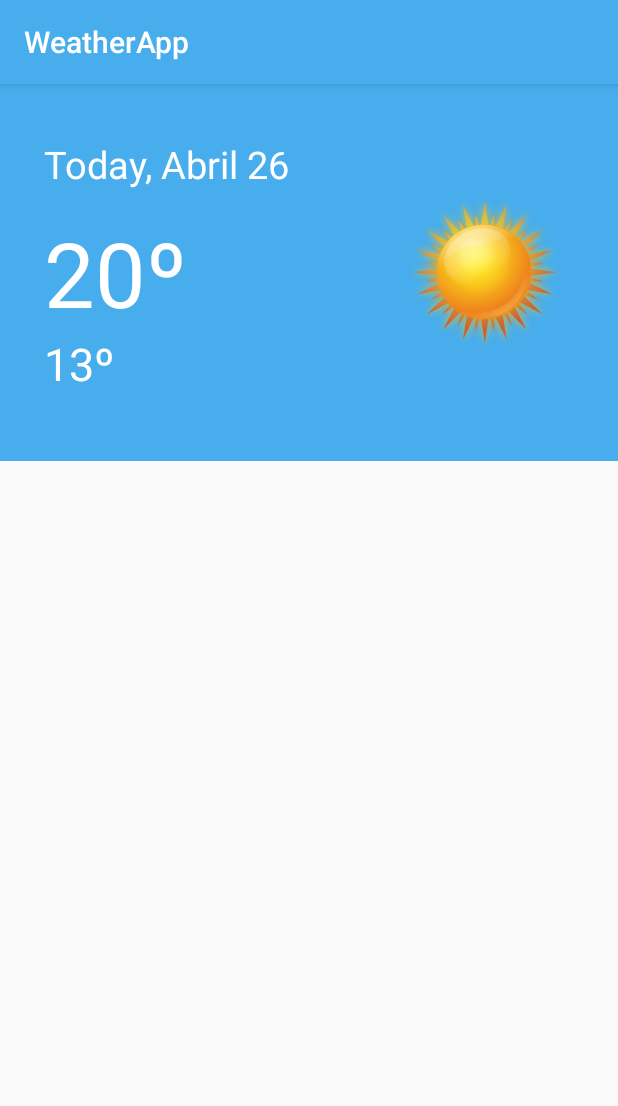
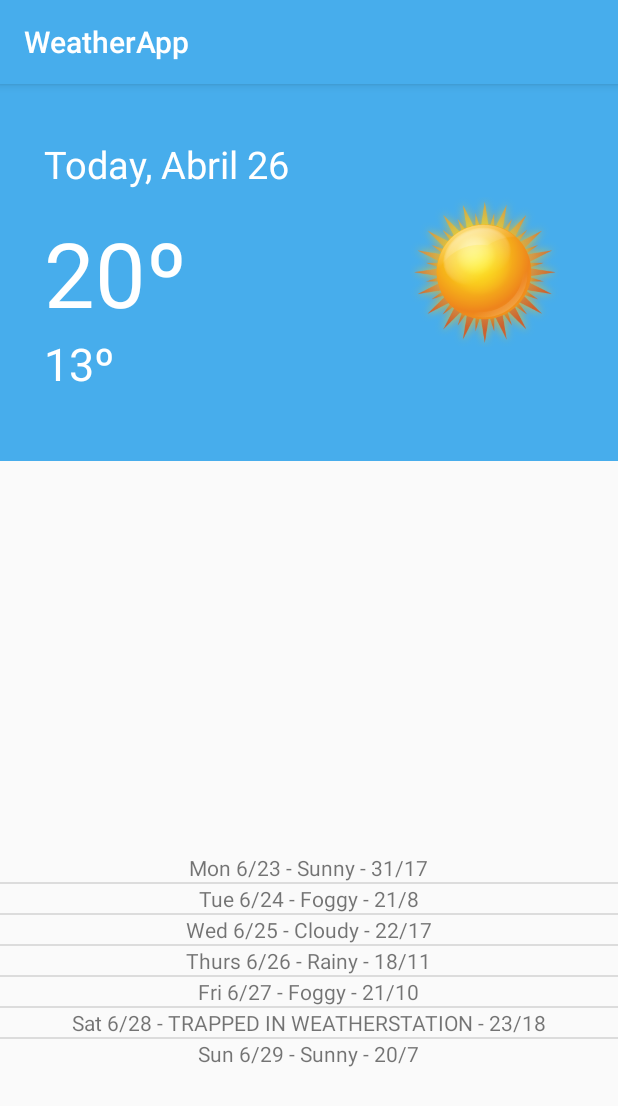
Before and after one commit to jpalaciof/Android_Weather, an Android app: the screen it shows after launch (MainActivity), on a phone screen of 412 x 824 dp. Shown: the top 1106 px of the screen. Run offline under Robolectric (Android 15) with nearby library versions, the phone set to English and light mode, and no system bars.

Commit message:
Creacion layout con fragment

```diff
--- a/app/src/main/java/com/app/jpalacio/weatherapp/MainActivity.java
+++ b/app/src/main/java/com/app/jpalacio/weatherapp/MainActivity.java
@@ -1,7 +1,19 @@
 package com.app.jpalacio.weatherapp;
 
+import android.support.annotation.Nullable;
+import android.support.v4.app.Fragment;
 import android.support.v7.app.AppCompatActivity;
 import android.os.Bundle;
+import android.view.LayoutInflater;
+import android.view.View;
+import android.view.ViewGroup;
+import android.widget.ArrayAdapter;
+import android.widget.ListView;
+
+import java.lang.reflect.Array;
+import java.util.ArrayList;
+import java.util.Arrays;
+import java.util.List;
 
 public class MainActivity extends AppCompatActivity {
 
@@ -9,5 +21,45 @@ public class MainActivity extends AppCompatActivity {
     protected void onCreate(Bundle savedInstanceState) {
         super.onCreate(savedInstanceState);
         setContentView(R.layout.activity_main);
+
+        if (savedInstanceState == null) {
+            getSupportFragmentManager().beginTransaction()
+                    .add(R.id.container, new PlaceholderFragment())
+                    .commit();
+        }
+    }
+
+    public static class PlaceholderFragment extends Fragment {
+        public PlaceholderFragment() {
+        }
+
+        @Override
+        public View onCreateView(LayoutInflater inflater, @Nullable ViewGroup container, @Nullable Bundle savedInstanceState) {
+
+            ArrayAdapter<String> mForecastAdapter;
+            // Create some dummy data for the ListView. Here's a sample weekly forecast
+            String[] data = {
+                    "Mon 6/23 - Sunny - 31/17",
+                    "Tue 6/24 - Foggy - 21/8",
+                    "Wed 6/25 - Cloudy - 22/17",
+                    "Thurs 6/26 - Rainy - 18/11",
+                    "Fri 6/27 - Foggy - 21/10",
+                    "Sat 6/28 - TRAPPED IN WEATHERSTATION - 23/18",
+                    "Sun 6/29 - Sunny - 20/7"
+            };
+
+            List<String> weekForecast = new ArrayList<String>(Arrays.asList(data));
+            mForecastAdapter = new ArrayAdapter<String>(
+                    getActivity(),
+                    R.layout.list_item_forecast,
+                    R.id.list_view_forecast_textview,
+                    weekForecast
+            );
+
+            View rootView = inflater.inflate(R.layout.fragment_main, container, false);
+            ListView listview = (ListView) rootView.findViewById(R.id.listview_forecast);
+            listview.setAdapter(mForecastAdapter);
+            return rootView;
+        }
     }
 }
--- a/app/src/main/res/layout-land/horizontal_view.xml
+++ b/app/src/main/res/layout-land/activity_main.xml
@@ -16,14 +16,6 @@
             android:layout_marginEnd="59dp"
             android:layout_alignParentTop="true"
             android:layout_alignParentEnd="true" />
-
-        <ListView
-            android:layout_width="wrap_content"
-            android:layout_height="wrap_content"
-            android:id="@+id/lvHorizontal"
-            android:layout_marginEnd="161dp"
-            android:layout_alignParentTop="true"
-            android:layout_toStartOf="@+id/imgSunCloud" />
 
         <TextView
             android:layout_width="wrap_content"
@@ -96,5 +88,13 @@
             android:id="@+id/txtLocation"
             android:layout_below="@+id/txtWind"
             android:layout_alignLeft="@+id/txtMonthDay" />
+
+        <FrameLayout
+            android:layout_width="match_parent"
+            android:layout_height="match_parent"
+            android:layout_alignParentStart="true"
+            android:layout_alignParentBottom="true"
+            android:layout_toStartOf="@+id/txtDateH"
+            android:id="@+id/container"></FrameLayout>
     </RelativeLayout>
 </LinearLayout>
--- a/app/src/main/res/layout/activity_main.xml
+++ b/app/src/main/res/layout/activity_main.xml
@@ -16,12 +16,6 @@
         android:layout_height="match_parent"
         android:layout_centerHorizontal="true"
         android:id="@+id/frame">
-
-        <ListView
-            android:layout_width="wrap_content"
-            android:layout_height="257dp"
-            android:id="@+id/listView"
-            android:layout_gravity="left|bottom" />
 
         <RelativeLayout
             android:layout_width="match_parent"
@@ -70,5 +64,12 @@
                 android:layout_alignParentEnd="true"
                 android:layout_marginEnd="34dp" />
         </RelativeLayout>
+
+        <FrameLayout
+            xmlns:tools="http://schemas.android.com/tools"
+            android:layout_width="match_parent"
+            android:layout_height="255dp"
+            android:layout_gravity="center_horizontal|bottom"
+            android:id="@+id/container"></FrameLayout>
     </FrameLayout>
 </RelativeLayout>
--- /dev/null
+++ b/app/src/main/res/layout/fragment_main.xml
@@ -0,0 +1,13 @@
+<?xml version="1.0" encoding="utf-8"?>
+<LinearLayout xmlns:android="http://schemas.android.com/apk/res/android"
+    android:orientation="vertical" android:layout_width="match_parent"
+    android:layout_height="match_parent"
+    xmlns:tools="http://schemas.android.com/tools"
+    tools:context=".MainActivity$PlaceholderFragment">
+
+    <ListView
+        android:layout_width="match_parent"
+        android:layout_height="wrap_content"
+        android:id="@+id/listview_forecast"
+        android:layout_gravity="center_horizontal" />
+</LinearLayout>
--- /dev/null
+++ b/app/src/main/res/layout/list_item_forecast.xml
@@ -0,0 +1,12 @@
+<?xml version="1.0" encoding="utf-8"?>
+<LinearLayout xmlns:android="http://schemas.android.com/apk/res/android"
+    android:orientation="vertical" android:layout_width="match_parent"
+    android:layout_height="match_parent">
+
+    <TextView
+        android:layout_width="wrap_content"
+        android:layout_height="wrap_content"
+        android:text="New Text"
+        android:id="@+id/list_view_forecast_textview"
+        android:layout_gravity="center_horizontal" />
+</LinearLayout>
```
